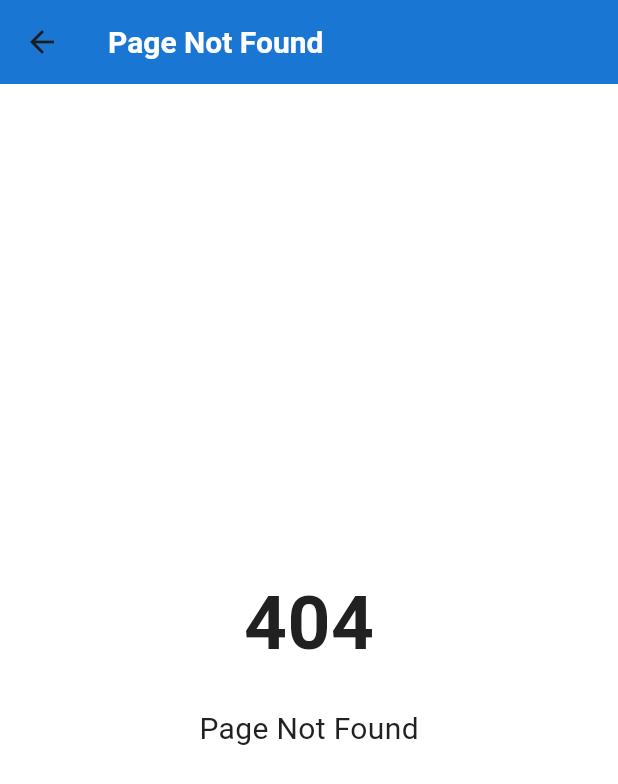
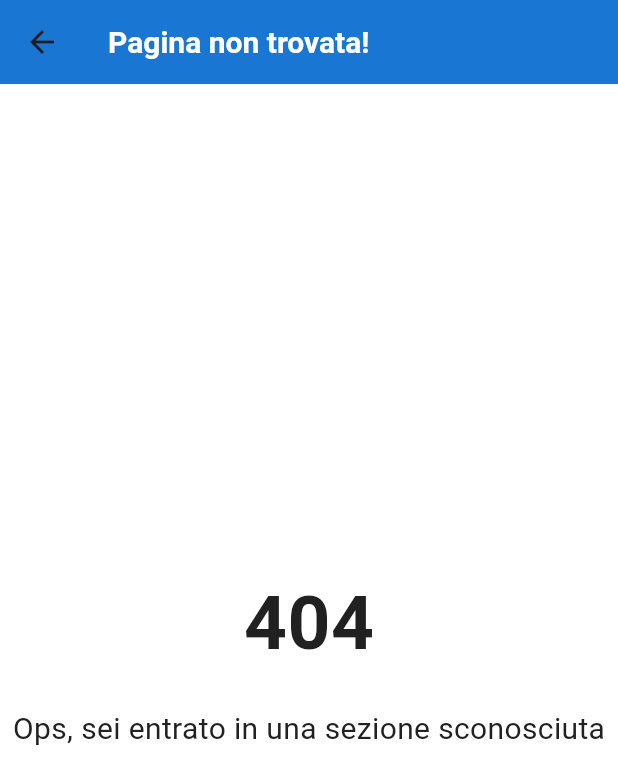
Before and after one commit to TheDollMaster98/flutter_tutorial, a Flutter app: the NotFoundPage screen opened directly, on a phone screen of 412 x 824 dp. Shown: the top 784 px of the screen. Run offline on Flutter 3.47's test engine with Material 3 defaults, Android fonts, the light colour scheme and no system bars; missing offline and left inert: intro_flutter_0.

Commit message:
Cambio rotta tab abr + cambio nome 404

```diff
--- a/lib/intro_pages/not_found_page.dart
+++ b/lib/intro_pages/not_found_page.dart
@@ -7,7 +7,7 @@ class NotFoundPage extends StatelessWidget {
   Widget build(BuildContext context) {
     return Scaffold(
       appBar: AppBar(
-        title: const Text('Page Not Found'),
+        title: const Text('Pagina non trovata!'),
       ),
       body: const Center(
         child: Column(
@@ -19,7 +19,7 @@ class NotFoundPage extends StatelessWidget {
             ),
             SizedBox(height: 20),
             Text(
-              'Page Not Found',
+              'Ops, sei entrato in una sezione sconosciuta',
               style: TextStyle(fontSize: 20),
             ),
           ],
--- a/lib/model/routes.dart
+++ b/lib/model/routes.dart
@@ -97,7 +97,7 @@ Map<String, WidgetBuilder> routes = {
   '/flutter_start_tutorial_pageview': (context) =>
       const FlutterStartTutorial13(),
   '/flutter_start_tutorial_form': (context) => const FlutterStartTutorial14(),
-  '/flutter_start_tutorial_tabber': (context) => const FlutterStartTutorial15(),
+  '/flutter_start_tutorial_tabbar': (context) => const FlutterStartTutorial15(),
   '/flutter_start_tutorial_drawer': (context) => const FlutterStartTutorial16(),
   '/flutter_start_tutorial_dialog': (context) => const FlutterStartTutorial17(),
   // '/flutter_start_tutorial_': (context) => const FlutterStartTutorial(),
```
